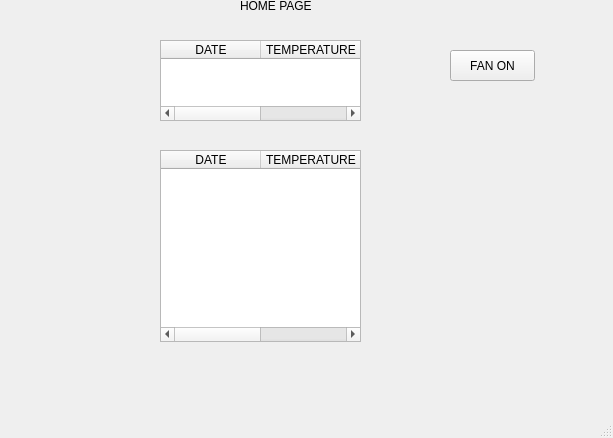
The window that project/chat trail/d1.ui (ramanunni10/github_practice) describes before a commit, drawn with Qt 5.
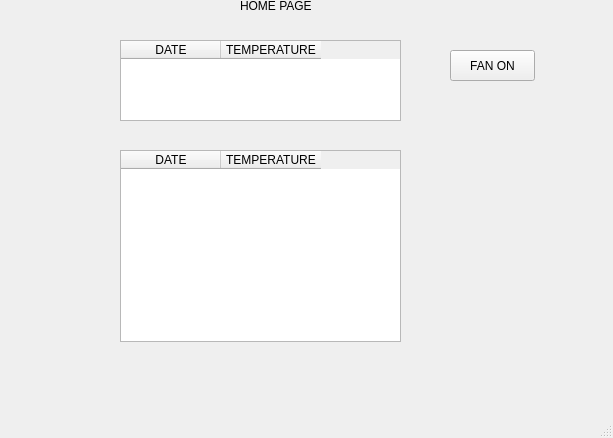
The same window after the commit.

```diff
--- a/project/chat trail/d1.ui
+++ b/project/chat trail/d1.ui
@@ -17,9 +17,9 @@
    <widget class="QTableWidget" name="table">
     <property name="geometry">
      <rect>
-      <x>160</x>
+      <x>120</x>
       <y>150</y>
-      <width>201</width>
+      <width>281</width>
       <height>192</height>
      </rect>
     </property>
@@ -70,9 +70,9 @@
    <widget class="QTableWidget" name="table_2">
     <property name="geometry">
      <rect>
-      <x>160</x>
+      <x>120</x>
       <y>40</y>
-      <width>201</width>
+      <width>281</width>
       <height>81</height>
      </rect>
     </property>
```
